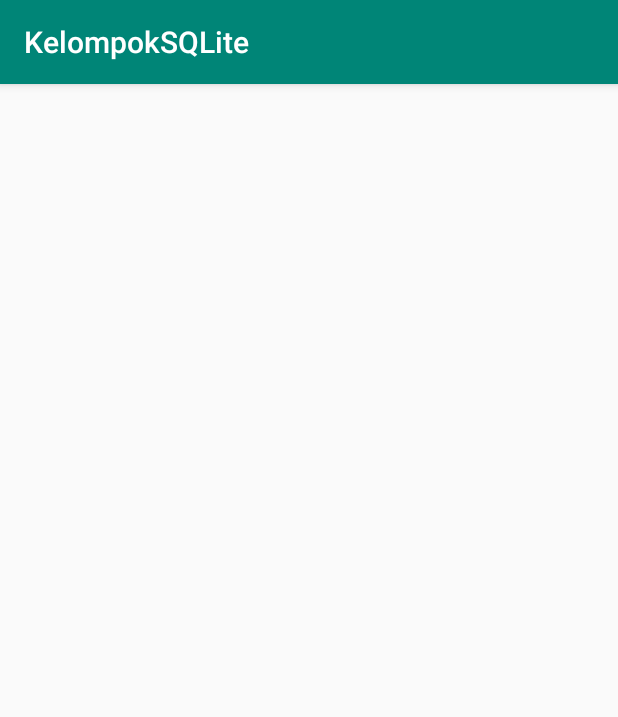
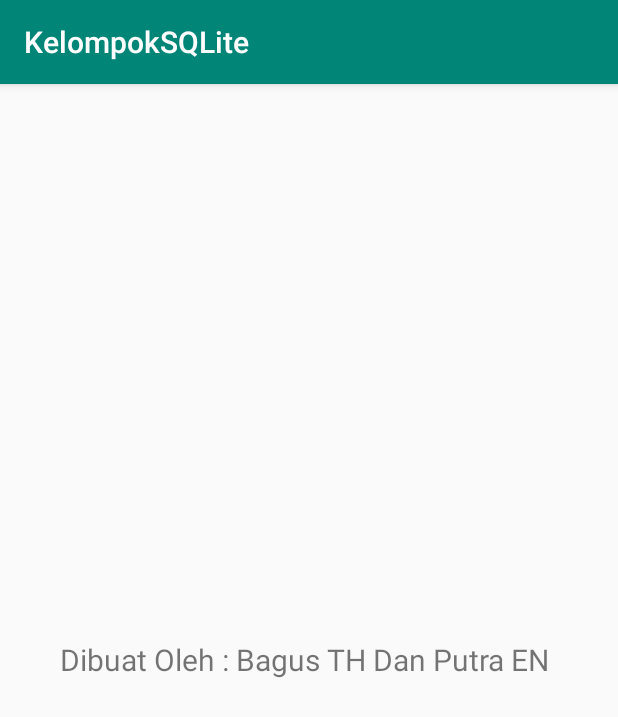
Before and after one commit to bagusth/KelompokSQLite, an Android app: the screen it shows after launch (ListDataActivity before the commit, informasi_activity after it), after a tap on an icon or button, on a phone screen of 412 x 824 dp. Shown: the top 717 px of the screen. Run offline under Robolectric (Android 15) with nearby library versions, the phone set to English and light mode, and no system bars.

Commit message:
peruban beberapa kodingan yang sudah di kerjakan di laptop bagus secara bersama sama dan menambah activity informasi

```diff
--- a/app/src/main/AndroidManifest.xml
+++ b/app/src/main/AndroidManifest.xml
@@ -9,7 +9,8 @@
         android:roundIcon="@mipmap/ic_launcher_round"
         android:supportsRtl="true"
         android:theme="@style/AppTheme">
-        <activity android:name=".UpdateDataActivity"></activity>
+        <activity android:name=".informasi_activity"></activity>
+        <activity android:name=".UpdateDataActivity" />
         <activity android:name=".DetailDataActivity" />
         <activity android:name=".InputDataActivity" />
         <activity android:name=".ListDataActivity" />
--- a/app/src/main/java/com/example/kelompoksqlite/DashboardActivity.java
+++ b/app/src/main/java/com/example/kelompoksqlite/DashboardActivity.java
@@ -41,7 +41,7 @@ public class DashboardActivity extends AppCompatActivity {
                     intent = new Intent(DashboardActivity.this, InputDataActivity.class);
                     break;
                 case R.id.imageInformasi:
-                    intent = new Intent(DashboardActivity.this, ListDataActivity.class);
+                    intent = new Intent(DashboardActivity.this, informasi_activity.class);
                     break;
             }
             startActivity(intent);
--- a/app/src/main/java/com/example/kelompoksqlite/ListDataActivity.java
+++ b/app/src/main/java/com/example/kelompoksqlite/ListDataActivity.java
@@ -51,7 +51,7 @@ public class ListDataActivity extends AppCompatActivity {
                         .setItems(dialogItems, new DialogInterface.OnClickListener() {
                             @Override
                             public void onClick(DialogInterface dialogInterface, int i) {
-                        switch (i){
+                                switch (i) {
                                     case 0:
                                         gotoDetailActivity(recyclerView, position);
                                         break;
@@ -62,7 +62,6 @@ public class ListDataActivity extends AppCompatActivity {
                                 }
 
                             }
-
 
 
                             private void gotoDetailActivity(RecyclerView recyclerView, int position) {
@@ -90,7 +89,11 @@ public class ListDataActivity extends AppCompatActivity {
 
 
     }
+    private void gotoDetailActivity(RecyclerView recyclerView, int position) {
+        RecyclerAdapter.ViewHolder v = (RecyclerAdapter.ViewHolder) recyclerView.findViewHolderForLayoutPosition(position);
+        Intent intent = new Intent(ListDataActivity.this, DetailDataActivity.class);
+        intent.putExtra("mahasiswa", v.bean);
+        startActivity(intent);
 
-    private void gotoDetailActivity(RecyclerView recyclerView, int position) {
     }
 }
--- /dev/null
+++ b/app/src/main/java/com/example/kelompoksqlite/informasi_activity.java
@@ -0,0 +1,14 @@
+package com.example.kelompoksqlite;
+
+import androidx.appcompat.app.AppCompatActivity;
+
+import android.os.Bundle;
+
+public class informasi_activity extends AppCompatActivity {
+
+    @Override
+    protected void onCreate(Bundle savedInstanceState) {
+        super.onCreate(savedInstanceState);
+        setContentView(R.layout.activity_informasi_activity);
+    }
+}
--- /dev/null
+++ b/app/src/main/res/layout/activity_informasi_activity.xml
@@ -0,0 +1,19 @@
+<?xml version="1.0" encoding="utf-8"?>
+<LinearLayout xmlns:android="http://schemas.android.com/apk/res/android"
+    xmlns:app="http://schemas.android.com/apk/res-auto"
+    xmlns:tools="http://schemas.android.com/tools"
+    android:layout_width="match_parent"
+    android:layout_height="match_parent"
+    android:orientation="vertical"
+    android:gravity="center"
+    tools:context=".informasi_activity">
+
+    <TextView
+        android:layout_width="wrap_content"
+        android:layout_height="wrap_content"
+        android:text="Dibuat Oleh : Bagus TH Dan Putra EN "
+        android:textSize="20dp"/>
+
+
+
+</LinearLayout>
```
Also changed, not shown: app/src/main/res/drawable/ic_add_box_black_24dp.xml (renamed from app/src/main/res/drawable-v24/ic_add_box_black_24dp.xml), app/src/main/res/drawable/ic_add_circle_outline_black_24dp.xml (renamed from app/src/main/res/drawable-v24/ic_add_circle_outline_black_24dp.xml), app/src/main/res/drawable/ic_archive_black_24dp.xml (renamed from app/src/main/res/drawable-v24/ic_archive_black_24dp.xml), app/src/main/res/drawable/ic_create_black_24dp.xml (renamed from app/src/main/res/drawable-v24/ic_create_black_24dp.xml), app/src/main/res/drawable/ic_date_range_black_24dp.xml (renamed from app/src/main/res/drawable-v24/ic_date_range_black_24dp.xml), app/src/main/res/drawable/ic_group_black_24dp.xml (renamed from app/src/main/res/drawable-v24/ic_group_black_24dp.xml), app/src/main/res/drawable/ic_info_black_24dp.xml (renamed from app/src/main/res/drawable-v24/ic_info_black_24dp.xml), app/src/main/res/drawable/ic_person_black_24dp.xml (renamed from app/src/main/res/drawable-v24/ic_person_black_24dp.xml), app/src/main/res/drawable/ic_place_black_24dp.xml (renamed from app/src/main/res/drawable-v24/ic_place_black_24dp.xml), app/src/main/res/drawable/ic_save_black_24dp.xml (renamed from app/src/main/res/drawable-v24/ic_save_black_24dp.xml), app/src/main/res/drawable/student1.png (renamed from app/src/main/res/drawable-v24/student1.png), app/src/main/res/drawable/stylebutton1.xml (renamed from app/src/main/res/drawable-v24/stylebutton1.xml), app/src/main/res/drawable/stylebutton2.xml (renamed from app/src/main/res/drawable-v24/stylebutton2.xml), app/src/main/res/drawable/stylebutton3.xml (renamed from app/src/main/res/drawable-v24/stylebutton3.xml). Lines whose indentation alone changed are shown as unchanged.
